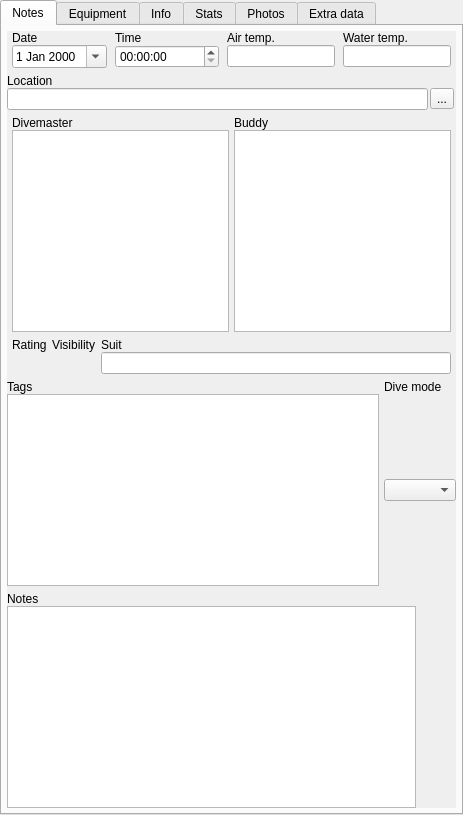
Above: qt-ui/maintab.ui from subsurface/subsurface before the change. Below: the same form after it.
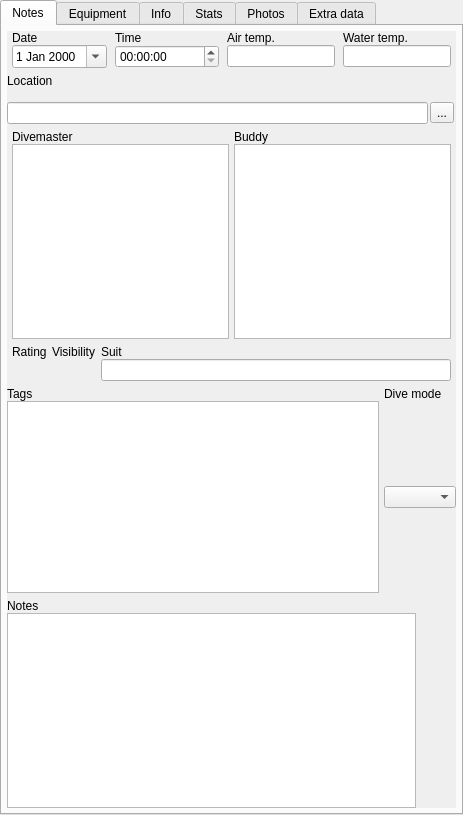
That is the form after the change. Icons and pictures are not drawn. Custom widgets are drawn as their Qt base class.

Commit message:
Dive site rewrite: add the taxonomy labels for the dive sites
This doesn't work yet because we don't get the taxonomy from the geo
referencing services yet - but it's ready to be populated.

```diff
--- a/qt-ui/maintab.ui
+++ b/qt-ui/maintab.ui
@@ -180,6 +180,13 @@
             </property>
            </widget>
           </item>
+          <item>
+           <widget class="QLabel" name="locationTags">
+            <property name="text">
+             <string/>
+            </property>
+           </widget>
+          </item>
           <item>
            <layout class="QHBoxLayout" name="horizontalLayout_2">
             <property name="spacing">
```
Left out of the diff: 12 changed lines with no effect on the pictures. The commit also changes 1 other file.
